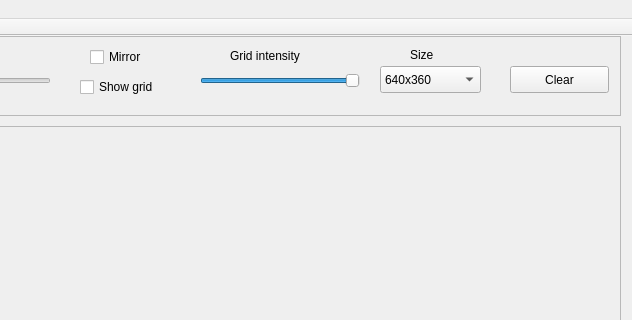
Above: Mandala/src/ui/MainWindow.ui from LaurenRolan/Mandala before the change; both pictures show x 140 to 772 and y 0 to 320 of the 772 by 608 pixel window. Below: the same form after it.
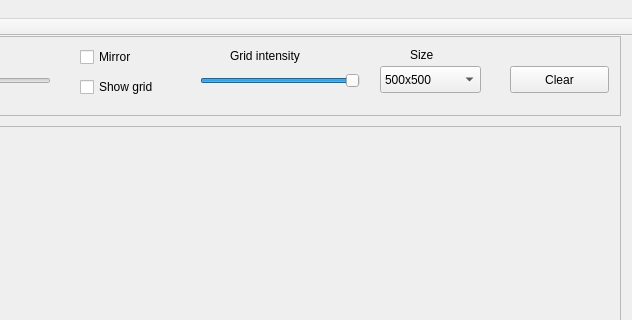
That is the form after the change. Custom widgets are drawn as their Qt base class.

What changed in the file:
```diff
--- a/Mandala/src/ui/MainWindow.ui
+++ b/Mandala/src/ui/MainWindow.ui
@@ -45,7 +45,7 @@
                 <widget class="QCheckBox" name="mirrorBox">
                     <property name="geometry">
                         <rect>
-                            <x>220</x>
+       <x>210</x>
                             <y>10</y>
                             <width>97</width>
                             <height>22</height>
@@ -109,6 +109,11 @@
                             <height>27</height>
                         </rect>
                     </property>
+     <item>
+      <property name="text">
+       <string>500x500</string>
+      </property>
+     </item>
                     <item>
                         <property name="text">
                             <string>640x360</string>
```
Left out of the diff: 12 changed lines with no effect on the pictures. Lines whose indentation alone changed are shown as unchanged.
